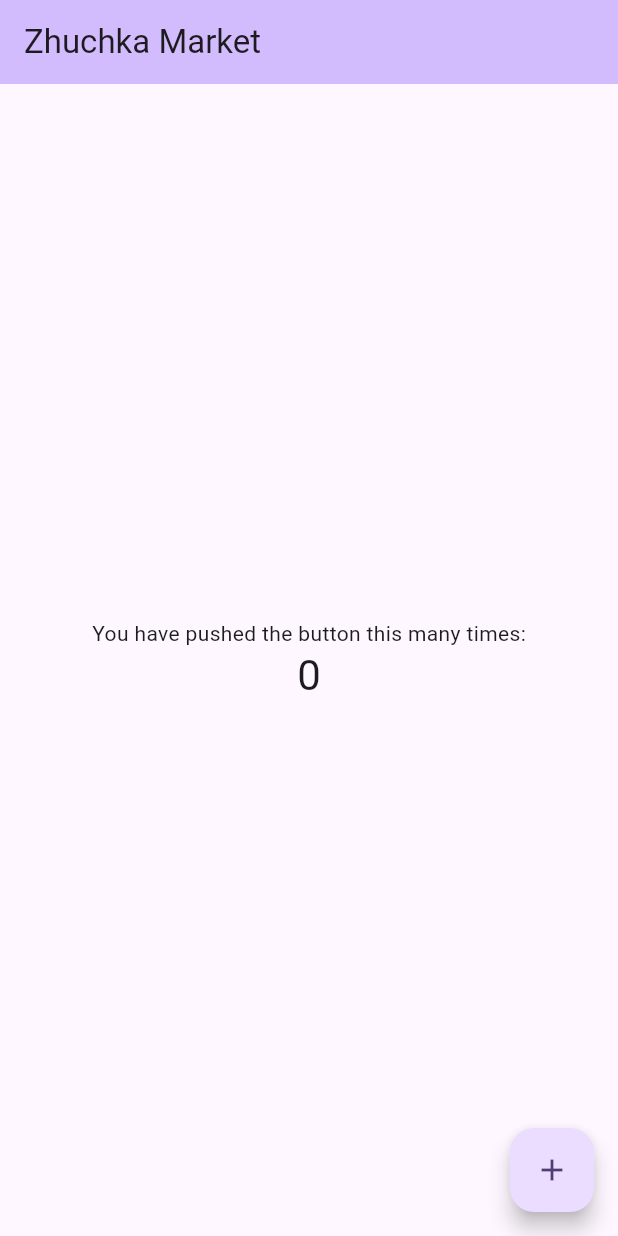
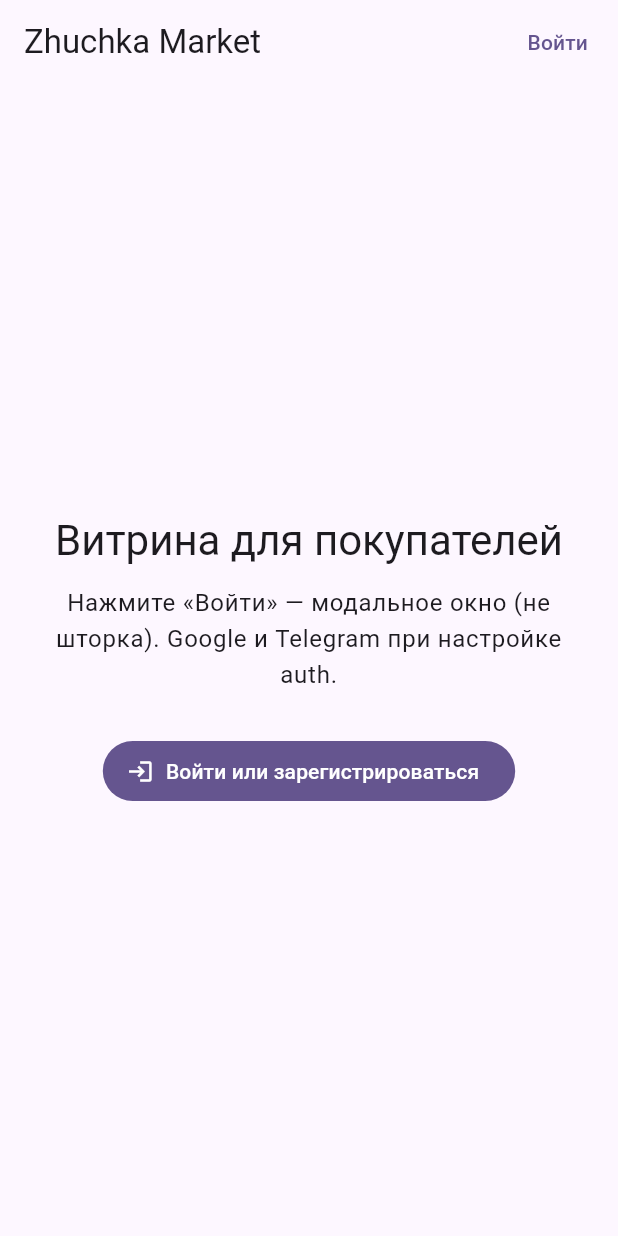
Before and after one commit to ZhuchkaTriplesix/ZhuchkaKeyboards_frontend_market, a Flutter app: the screen it shows after launch, on a phone screen of 412 x 824 dp. Run offline on Flutter 3.47's test engine with Material 3 defaults, Android fonts, the phone set to English and light mode, and no system bars; our stand-ins replace google_sign_in, shared_preferences; missing offline and left inert: dart:html, dart:ui_web.

Commit message:
feat(auth): modal login, Google/Telegram, session persistence
- Dialog-based auth (no bottom sheet), AuthApi + federated endpoints
- shared_preferences for access/refresh tokens; AppBar login/logout
- Web Telegram embed dialog (conditional import)

Made-with: Cursor

```diff
--- /dev/null
+++ b/lib/auth/session_store.dart
@@ -0,0 +1,39 @@
+import 'package:shared_preferences/shared_preferences.dart';
+
+/// Persists OAuth tokens from Zhuchka Auth federated/token responses.
+class SessionStore {
+  SessionStore._();
+
+  static const _accessKey = 'zhuchka_oauth_access_token';
+  static const _refreshKey = 'zhuchka_oauth_refresh_token';
+
+  static Future<void> saveOAuthTokens(Map<String, dynamic> body) async {
+    final access = body['access_token']?.toString();
+    if (access == null || access.isEmpty) {
+      return;
+    }
+    final prefs = await SharedPreferences.getInstance();
+    await prefs.setString(_accessKey, access);
+    final refresh = body['refresh_token']?.toString();
+    if (refresh != null && refresh.isNotEmpty) {
+      await prefs.setString(_refreshKey, refresh);
+    }
+  }
+
+  static Future<bool> hasAccessToken() async {
+    final prefs = await SharedPreferences.getInstance();
+    final t = prefs.getString(_accessKey);
+    return t != null && t.isNotEmpty;
+  }
+
+  static Future<String?> accessToken() async {
+    final prefs = await SharedPreferences.getInstance();
+    return prefs.getString(_accessKey);
+  }
+
+  static Future<void> clear() async {
+    final prefs = await SharedPreferences.getInstance();
+    await prefs.remove(_accessKey);
+    await prefs.remove(_refreshKey);
+  }
+}
--- a/lib/main.dart
+++ b/lib/main.dart
@@ -1,6 +1,10 @@
 import 'package:flutter/material.dart';
 
+import 'auth/session_store.dart';
+import 'widgets/auth_modal.dart';
+
 void main() {
+  WidgetsFlutterBinding.ensureInitialized();
   runApp(const MyApp());
 }
 
@@ -12,52 +16,111 @@ class MyApp extends StatelessWidget {
     return MaterialApp(
       title: 'Zhuchka Market',
       theme: ThemeData(
-        colorScheme: ColorScheme.fromSeed(seedColor: Colors.deepPurple),
+        colorScheme: ColorScheme.fromSeed(seedColor: const Color(0xFF2D2640)),
+        useMaterial3: true,
       ),
-      home: const MyHomePage(title: 'Zhuchka Market'),
+      home: const StorefrontHome(),
     );
   }
 }
 
-class MyHomePage extends StatefulWidget {
-  const MyHomePage({super.key, required this.title});
-
-  final String title;
+class StorefrontHome extends StatefulWidget {
+  const StorefrontHome({super.key});
 
   @override
-  State<MyHomePage> createState() => _MyHomePageState();
+  State<StorefrontHome> createState() => _StorefrontHomeState();
 }
 
-class _MyHomePageState extends State<MyHomePage> {
-  int _counter = 0;
+class _StorefrontHomeState extends State<StorefrontHome> {
+  bool _ready = false;
+  bool _loggedIn = false;
 
-  void _incrementCounter() {
-    setState(() => _counter++);
+  @override
+  void initState() {
+    super.initState();
+    _reloadSession();
+  }
+
+  Future<void> _reloadSession() async {
+    final ok = await SessionStore.hasAccessToken();
+    if (!mounted) return;
+    setState(() {
+      _loggedIn = ok;
+      _ready = true;
+    });
+  }
+
+  Future<void> _openAuth() async {
+    await showAuthModal(context);
+    await _reloadSession();
+  }
+
+  Future<void> _logout() async {
+    await SessionStore.clear();
+    if (!mounted) return;
+    setState(() => _loggedIn = false);
+    ScaffoldMessenger.of(context).showSnackBar(
+      const SnackBar(content: Text('Вы вышли из аккаунта')),
+    );
   }
 
   @override
   Widget build(BuildContext context) {
+    if (!_ready) {
+      return const Scaffold(
+        body: Center(child: CircularProgressIndicator()),
+      );
+    }
+
     return Scaffold(
       appBar: AppBar(
-        backgroundColor: Theme.of(context).colorScheme.inversePrimary,
-        title: Text(widget.title),
+        title: const Text('Zhuchka Market'),
+        actions: [
+          if (_loggedIn)
+            TextButton(
+              onPressed: _logout,
+              child: const Text('Выйти'),
+            )
+          else
+            TextButton(
+              onPressed: _openAuth,
+              child: const Text('Войти'),
+            ),
+          const SizedBox(width: 8),
+        ],
       ),
       body: Center(
+        child: ConstrainedBox(
+          constraints: const BoxConstraints(maxWidth: 560),
+          child: Padding(
+            padding: const EdgeInsets.all(24),
             child: Column(
               mainAxisAlignment: MainAxisAlignment.center,
               children: [
-            const Text('You have pushed the button this many times:'),
                 Text(
-              '$_counter',
+                  'Витрина для покупателей',
                   style: Theme.of(context).textTheme.headlineMedium,
+                  textAlign: TextAlign.center,
+                ),
+                const SizedBox(height: 12),
+                Text(
+                  _loggedIn
+                      ? 'Сессия сохранена локально (access / refresh token). Дальше — каталог и корзина.'
+                      : 'Нажмите «Войти» — модальное окно (не шторка). Google и Telegram при настройке auth.',
+                  style: Theme.of(context).textTheme.bodyLarge,
+                  textAlign: TextAlign.center,
+                ),
+                const SizedBox(height: 28),
+                if (!_loggedIn)
+                  FilledButton.icon(
+                    onPressed: _openAuth,
+                    icon: const Icon(Icons.login),
+                    label: const Text('Войти или зарегистрироваться'),
                   ),
               ],
             ),
           ),
-      floatingActionButton: FloatingActionButton(
-        onPressed: _incrementCounter,
-        tooltip: 'Increment',
-        child: const Icon(Icons.add),
+        ),
       ),
     );
   }
--- /dev/null
+++ b/lib/widgets/telegram_iframe_dialog.dart
@@ -0,0 +1,2 @@
+export 'telegram_iframe_dialog_stub.dart'
+    if (dart.library.html) 'telegram_iframe_dialog_web.dart';
--- a/pubspec.yaml
+++ b/pubspec.yaml
@@ -34,6 +34,9 @@ dependencies:
   # The following adds the Cupertino Icons font to your application.
   # Use with the CupertinoIcons class for iOS style icons.
   cupertino_icons: ^1.0.8
+  http: ^1.2.2
+  google_sign_in: ^6.2.2
+  shared_preferences: ^2.3.3
 
 dev_dependencies:
   flutter_test:
```
Also changed, not shown: lib/auth/auth_api.dart (added, +61 -0 lines), lib/config/app_config.dart (added, +26 -0 lines), lib/widgets/auth_modal.dart (added, +194 -0 lines), lib/widgets/telegram_iframe_dialog_stub.dart (added, +21 -0 lines), lib/widgets/telegram_iframe_dialog_web.dart (added, +131 -0 lines), pubspec.lock, 2 other files. Lines whose indentation alone changed are shown as unchanged.
